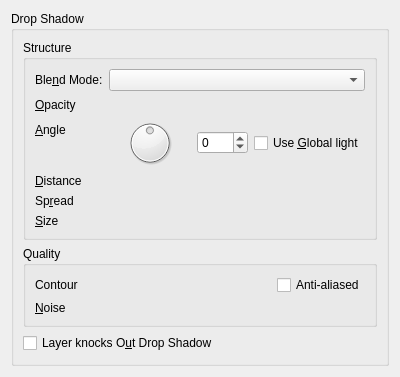
Qt form krita/ui/layerstyles/wdgdropshadow.ui (KDE/krita) before a commit.
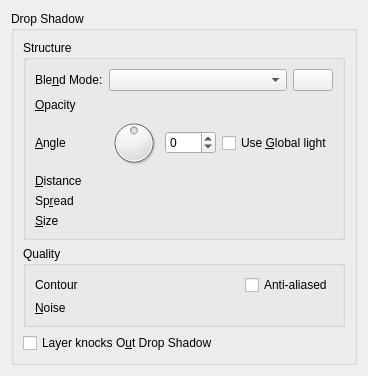
The same form after that commit. Custom widgets are drawn as their Qt base class.

Commit message: Add color button for drop shadow

```diff
--- a/krita/ui/layerstyles/wdgdropshadow.ui
+++ b/krita/ui/layerstyles/wdgdropshadow.ui
@@ -6,8 +6,8 @@
    <rect>
     <x>0</x>
     <y>0</y>
-    <width>400</width>
-    <height>377</height>
+    <width>367</width>
+    <height>350</height>
    </rect>
   </property>
   <property name="windowTitle">
@@ -98,7 +98,7 @@
         <property name="title">
          <string>Structure</string>
         </property>
-        <layout class="QFormLayout" name="formLayout">
+        <layout class="QGridLayout" name="gridLayout_3">
          <item row="0" column="0">
           <widget class="QLabel" name="label_13">
            <property name="text">
@@ -122,6 +122,9 @@
            </property>
           </widget>
          </item>
+         <item row="0" column="2">
+          <widget class="KColorButton" name="bnColor"/>
+         </item>
          <item row="1" column="0">
           <widget class="QLabel" name="label_14">
            <property name="text">
@@ -132,7 +135,7 @@
            </property>
           </widget>
          </item>
-         <item row="1" column="1">
+         <item row="1" column="1" colspan="2">
           <widget class="KisSliderSpinBox" name="intOpacity" native="true">
            <property name="sizePolicy">
             <sizepolicy hsizetype="Expanding" vsizetype="Minimum">
@@ -164,7 +167,7 @@
            </property>
           </widget>
          </item>
-         <item row="2" column="1">
+         <item row="2" column="1" colspan="2">
           <layout class="QHBoxLayout" name="horizontalLayout">
            <item>
             <widget class="QDial" name="dialAngle">
@@ -211,7 +214,7 @@
            </property>
           </widget>
          </item>
-         <item row="3" column="1">
+         <item row="3" column="1" colspan="2">
           <widget class="KisSliderSpinBox" name="intDistance" native="true">
            <property name="sizePolicy">
             <sizepolicy hsizetype="Expanding" vsizetype="Preferred">
@@ -231,7 +234,7 @@
            </property>
           </widget>
          </item>
-         <item row="4" column="1">
+         <item row="4" column="1" colspan="2">
           <widget class="KisSliderSpinBox" name="intSpread" native="true">
            <property name="sizePolicy">
             <sizepolicy hsizetype="Expanding" vsizetype="Preferred">
@@ -251,7 +254,7 @@
            </property>
           </widget>
          </item>
-         <item row="5" column="1">
+         <item row="5" column="1" colspan="2">
           <widget class="KisSliderSpinBox" name="intSize" native="true">
            <property name="sizePolicy">
             <sizepolicy hsizetype="Expanding" vsizetype="Preferred">
@@ -283,6 +286,12 @@
   </layout>
  </widget>
  <customwidgets>
+  <customwidget>
+   <class>KColorButton</class>
+   <extends>QPushButton</extends>
+   <header>kcolorbutton.h</header>
+   <container>1</container>
+  </customwidget>
   <customwidget>
    <class>KisCompositeOpComboBox</class>
    <extends>QComboBox</extends>
```
The commit also changes 1 other file.
